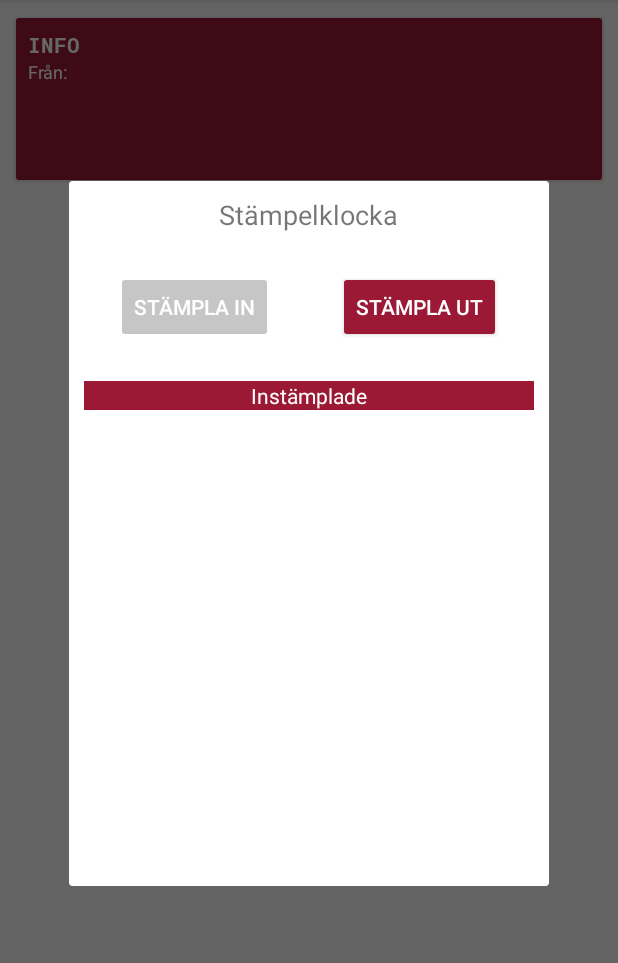
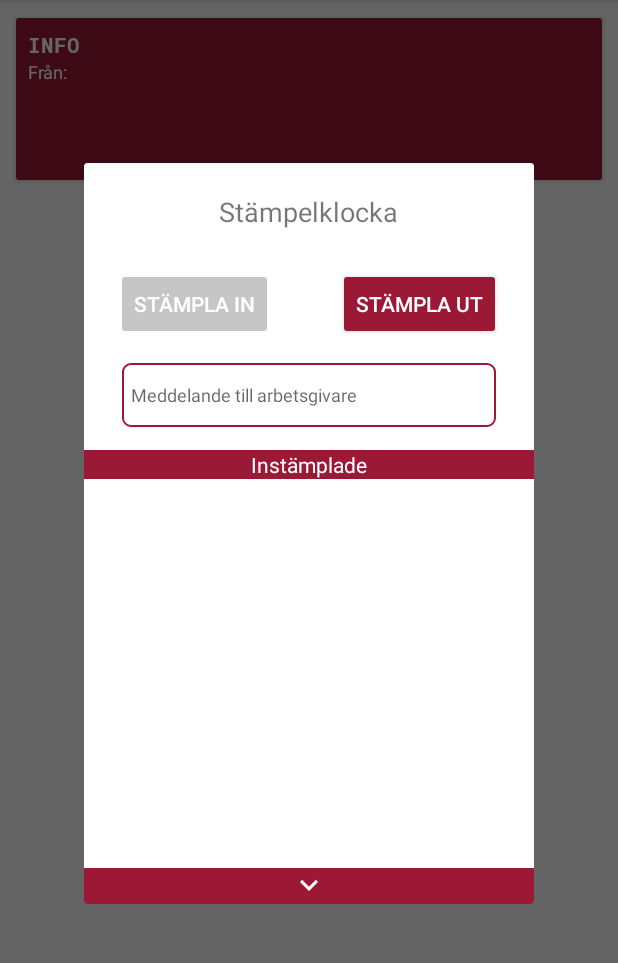
Before and after one commit to neo-xy/pamiAndroid, an Android app: the fragment ClockInDialogFragment placed in its activity, after a tap on "STÄMPLA IN", on a phone screen of 412 x 824 dp, the part 84-1047 px from its top. Run offline under Robolectric (Android 15) with nearby library versions, the phone set to English and light mode, and no system bars; our stand-ins replace Firebase (no records; nobody signed in at launch, a user with empty details on screens opened directly), RxJava; libraries missing offline, so code that uses them is left out: com.facebook, com.facebook.login; 8 statements that could not run were skipped.

Commit message:
clocked dialog added

```diff
--- a/app/src/main/java/pami/com/pami/ClockInDialogFragment.kt
+++ b/app/src/main/java/pami/com/pami/ClockInDialogFragment.kt
@@ -3,25 +3,27 @@ package pami.com.pami
 import android.content.SharedPreferences
 import android.os.Bundle
 import android.support.v4.app.DialogFragment
+import android.support.v7.app.AlertDialog
 import android.support.v7.widget.LinearLayoutManager
 import android.support.v7.widget.RecyclerView
 import android.view.LayoutInflater
 import android.view.View
 import android.view.ViewGroup
-import android.widget.Button
-import android.widget.LinearLayout
-import android.widget.Toast
+import android.widget.*
 import java.util.*
+import java.util.concurrent.TimeUnit
 
 
 class ClockInDialogFragment : DialogFragment() {
     lateinit var clockInBtn: Button;
     lateinit var clockOutBtn: Button;
+    lateinit var clockedMessage:TextView
     lateinit var sp: SharedPreferences
     val DISTINCTION = 30
     var selectedShift = Shift()
     var clockedShift = ClockedShift()
     var clockedShifts = mutableListOf<ClockedShift>()
+
 
     override fun onCreateView(inflater: LayoutInflater, container: ViewGroup?, savedInstanceState: Bundle?): View? {
 
@@ -30,6 +32,7 @@ class ClockInDialogFragment : DialogFragment() {
 
         clockInBtn = view.findViewById(R.id.clock_in_btn1)
         clockOutBtn = view.findViewById(R.id.clock_out_btn1)
+        clockedMessage = view.findViewById(R.id.clocked_in_message)
 
         this.sp = activity!!.getPreferences(android.content.Context.MODE_PRIVATE)
 
@@ -85,41 +88,59 @@ class ClockInDialogFragment : DialogFragment() {
 
 
         clockedShift.endTime = customeDate
+        clockedShift.messageOut = clockedMessage.text.toString()
         FirebaseController.removeShiftFromClockedInShifts(clockedShift).subscribe {
             if (it == true) {
                 FirebaseController.addShiftsToAccept(clockedShift).subscribe {
                     if (it == true) {
                         clockInBtn.isEnabled = true
                         clockOutBtn.isEnabled = false
+                        clockedMessage.text=""
                     }
                 }
+            }else{
+                Toast.makeText(context, "Instämpling misslyckades", Toast.LENGTH_SHORT).show()
             }
         }
     }
 
     private fun clockIn() {
+
+
         val date = Date()
-        val clockedInTime = Calendar.getInstance();
-        clockedInTime.time = date
-        val year = clockedInTime.get(Calendar.YEAR)
-        val month = clockedInTime.get(Calendar.MONTH) + 1
-        val day = clockedInTime.get(Calendar.DAY_OF_MONTH)
-        val hour = clockedInTime.get(Calendar.HOUR_OF_DAY)
-        val minute = clockedInTime.get(Calendar.MINUTE)
+//        val clockedInTime = Calendar.getInstance();
+//        clockedInTime.time = date
+//        val year = clockedInTime.get(Calendar.YEAR)
+//        val month = clockedInTime.get(Calendar.MONTH) + 1
+//        val day = clockedInTime.get(Calendar.DAY_OF_MONTH)
+//        val hour = clockedInTime.get(Calendar.HOUR_OF_DAY)
+//        val minute = clockedInTime.get(Calendar.MINUTE)
+//
+        val clockedShift = ClockedShift()
+//        val customeDate = CustomDateModel()
+//
+//        customeDate.year = year
+//        customeDate.month = month
+//        customeDate.day = day
+//        customeDate.hour = hour
+//        customeDate.minute = minute
+//
+//        clockedShift.startTime = customeDate
 
-        val clockedShift = ClockedShift()
-        val customeDate = CustomDateModel()
+        FirebaseController.shifts.forEach {
+            if(it.timeStempIn-date.time< TimeUnit.MINUTES.toMillis(60)){
+                clockedShift.correspondingShiftId = it.shiftId
+                return@forEach
+            }
 
-        customeDate.year = year
-        customeDate.month = month
-        customeDate.day = day
-        customeDate.hour = hour
-        customeDate.minute = minute
+        }
 
-        clockedShift.startTime = customeDate
+        clockedShift.timeStempIn = date.time
         clockedShift.firstName = User.firstName
         clockedShift.lastName = User.lastName
         clockedShift.employeeId = User.employeeId
+        clockedShift.messageIn = clockedMessage.text.toString()
+        clockedShift.companyId = User.companyId
 
         FirebaseController.addToClockedInShifts(clockedShift).subscribe() {
             if (it == "") {
@@ -127,6 +148,7 @@ class ClockInDialogFragment : DialogFragment() {
             } else {
                 clockInBtn.isEnabled = false
                 clockOutBtn.isEnabled = true
+                clockedMessage.text=""
             }
         }
     }
--- a/app/src/main/java/pami/com/pami/ClockedShift.kt
+++ b/app/src/main/java/pami/com/pami/ClockedShift.kt
@@ -15,4 +15,9 @@ class ClockedShift {
     var lastName=""
     var correspondingShiftId=""
     var clockedShiftId=""
+    var messageIn = ""
+    var messageOut = ""
+    var companyId=""
+    var timeStempIn:Long=0;
+    var timeStempOut:Long=0;
 }
--- a/app/src/main/java/pami/com/pami/FirebaseController.kt
+++ b/app/src/main/java/pami/com/pami/FirebaseController.kt
@@ -53,14 +53,15 @@ object FirebaseController {
             FirebaseFirestore.getInstance().collection("users").document(FirebaseAuth.getInstance().currentUser?.uid.toString()).collection("shifts").addSnapshotListener(object : EventListener<QuerySnapshot> {
                 override fun onEvent(p0: QuerySnapshot?, p1: FirebaseFirestoreException?) {
 
+                    shifts.removeAll(shifts)
+                    Log.d("pawell","ii "+ p0?.size())
                     p0?.forEach {
                         var shift = it.toObject(Shift::class.java)
                         shift.shiftId = it.id
                         shifts.add(shift)
                     }
 
-//                    val results: MutableList<Shift> = p0!!.toObjects(Shift::class.java)
-//                    shifts = results
+//
                     it.onNext(shifts)
                 }
             })
@@ -164,8 +165,8 @@ object FirebaseController {
             val emiter = it
             FirebaseFirestore.getInstance().collection("companies").document(User.companyId).collection("clockedInShifts").add(clockedShift).addOnCompleteListener {
                 if (it.isSuccessful) {
-
                     emiter.onNext(it.getResult().id)
+                    FirebaseFirestore.getInstance().collection("data").document("clockedInShift").set(clockedShift)
                 } else {
                     emiter.onNext("");
                 }
--- a/app/src/main/java/pami/com/pami/MainActivity.kt
+++ b/app/src/main/java/pami/com/pami/MainActivity.kt
@@ -107,12 +107,10 @@ class MainActivity : AppCompatActivity(), NavigationView.OnNavigationItemSelecte
             }
 
             if(isClockedIn){
-
-                clockInBtn.backgroundTintList = ColorStateList.valueOf(resources.getColor(R.color.alternativeAccent))
+                clockInBtn.backgroundTintList = ColorStateList.valueOf(resources.getColor(R.color.colorAccent))
             }else{
                 clockInBtn.backgroundTintList = ColorStateList.valueOf(resources.getColor(R.color.colorPrimaryDark))
             }
-
         }
         FirebaseController.setUpColleagues();
         FirebaseController.setupSalleries()
--- a/app/src/main/java/pami/com/pami/Shift.kt
+++ b/app/src/main/java/pami/com/pami/Shift.kt
@@ -19,4 +19,6 @@ class Shift {
     var duration: Double = 0.0
     var badge: String = ""
     var shiftId: String = ""
+    var timeStempIn:Long=0
+    var timeStempOut:Long=0
 }
--- a/app/src/main/res/color/jj.xml
+++ /dev/null
@@ -1,4 +0,0 @@
-<?xml version="1.0" encoding="utf-8"?>
-<selector xmlns:android="http://schemas.android.com/apk/res/android">
-
-</selector>
--- /dev/null
+++ b/app/src/main/res/drawable/bg_edit_text.xml
@@ -0,0 +1,13 @@
+<?xml version="1.0" encoding="utf-8"?>
+<selector xmlns:android="http://schemas.android.com/apk/res/android">
+
+    <item>
+        <shape android:shape="rectangle">
+            <stroke android:color="@color/colorPrimaryDark" android:width="1dp"></stroke>
+            <corners android:radius="5dp"></corners>
+            <padding android:bottom="6dp" android:top="6dp" android:right="6dp" android:left="6dp"/>
+
+        </shape>
+    </item>
+
+</selector>
--- /dev/null
+++ b/app/src/main/res/drawable/ic_arrow_down.xml
@@ -0,0 +1,9 @@
+<vector xmlns:android="http://schemas.android.com/apk/res/android"
+        android:width="24dp"
+        android:height="24dp"
+        android:viewportWidth="24.0"
+        android:viewportHeight="24.0">
+    <path
+        android:fillColor="#FF000000"
+        android:pathData="M7.41,7.84L12,12.42l4.59,-4.58L18,9.25l-6,6 -6,-6z"/>
+</vector>
--- /dev/null
+++ b/app/src/main/res/drawable/ic_close.xml
@@ -0,0 +1,5 @@
+<vector android:height="16dp" android:viewportHeight="24.0"
+    android:viewportWidth="24.0" android:width="18dp" xmlns:android="http://schemas.android.com/apk/res/android">
+    <path android:fillColor="#FF000000" android:pathData="M19,6.41L17.59,5 12,10.59 6.41,5 5,6.41 10.59,12 5,17.59 6.41,19 12,13.41 17.59,19 19,17.59 13.41,12z"/>
+
+</vector>
--- a/app/src/main/res/layout/clocked_in_entry.xml
+++ b/app/src/main/res/layout/clocked_in_entry.xml
@@ -2,7 +2,7 @@
 <LinearLayout
     xmlns:android="http://schemas.android.com/apk/res/android" android:layout_width="match_parent"
     android:layout_height="wrap_content"
-
+android:background="@drawable/bg_bottom_border_gray"
     android:padding="8dp"
     android:orientation="horizontal"
     >
--- a/app/src/main/res/layout/dialog_clock_in.xml
+++ b/app/src/main/res/layout/dialog_clock_in.xml
@@ -4,8 +4,6 @@
     android:layout_height="wrap_content"
     android:gravity="center"
     android:orientation="vertical"
-    android:padding="10dp"
-    android:paddingBottom="20dp"
     android:paddingTop="20dp">
 
     <LinearLayout
@@ -26,7 +24,7 @@
             android:layout_width="300dp"
             android:layout_height="wrap_content"
             android:layout_gravity="center"
-            android:layout_marginBottom="25dp"
+            android:layout_marginBottom="15dp"
             android:baselineAligned="false"
             android:gravity="center"
             android:orientation="horizontal">
@@ -65,7 +63,18 @@
 
             </LinearLayout>
         </LinearLayout>
-
+        <EditText
+            android:id="@+id/clocked_in_message"
+            android:layout_width="match_parent"
+            android:layout_height="wrap_content"
+            android:layout_marginBottom="15dp"
+            android:layout_marginStart="25dp"
+            android:layout_marginEnd="25dp"
+            android:hint="Meddelande till arbetsgivare"
+            android:textSize="12sp"
+            android:background="@drawable/bg_edit_text"
+            android:lines="2"
+            />
         <TextView
             android:layout_width="match_parent"
             android:layout_height="wrap_content"
@@ -79,6 +88,21 @@
             android:id="@+id/clocked_recycler_view"
             android:layout_width="match_parent"
             android:layout_height="wrap_content" />
+
+
+
     </LinearLayout>
 
+    <LinearLayout
+        android:layout_width="match_parent"
+        android:layout_height="wrap_content"
+        android:background="@color/colorPrimaryDark"
+        android:gravity="center">
+
+        <TextView
+            android:layout_width="wrap_content"
+            android:layout_height="wrap_content"
+            android:background="@drawable/ic_arrow_down"
+            android:backgroundTint="@android:color/white" />
+    </LinearLayout>
 </LinearLayout>
--- a/app/src/main/res/layout/fragment_month.xml
+++ b/app/src/main/res/layout/fragment_month.xml
@@ -4,11 +4,7 @@
     android:layout_height="match_parent"
     android:orientation="vertical"
     tools:context="pami.com.pami.ScheduleFragment">
-    <!--<ImageView-->
-        <!--android:layout_width="match_parent"-->
-        <!--android:layout_height="match_parent"-->
 
-        <!--/>-->
 
     <TextView
         android:id="@+id/month_display"
@@ -39,5 +35,5 @@
         android:layout_alignParentStart="true"
         android:layout_alignParentEnd="true"
         android:layout_below="@id/calendar_week_days"
-        android:layout_marginBottom="25dp" />
+        android:layout_marginBottom="20dp" />
 </RelativeLayout>
--- a/app/src/main/res/values/colors.xml
+++ b/app/src/main/res/values/colors.xml
@@ -10,8 +10,8 @@
 
     <color name="main_gray">#c6c6c6</color>
 
-    <color name="colorAccent">#7c9fdc</color>
-    <color name="alternativeAccent">#4cc999</color>
+    <color name="colorAccent">#4cc999</color>
+    <color name="alternativeAccent">#7c9fdc</color>
     <color name="shift_that_day">#86fe5f00</color>
     <color name="ttt">#8c86756b</color>
     <color name="dimRed">#863030</color>
```
Also changed, not shown: app/src/main/java/pami/com/pami/CustomCalendar.kt (+10 -7 lines), app/src/main/java/pami/com/pami/ShiftsFragment.kt (+13 -28 lines), app/src/main/res/drawable/bg_red_circle.xml (+5 -3 lines), app/src/main/res/drawable/ic_more_horiz.xml (added, +9 -0 lines), app/src/main/res/layout/activity_login.xml (+8 -7 lines), app/src/main/res/drawable/clocktrans.png (added).
